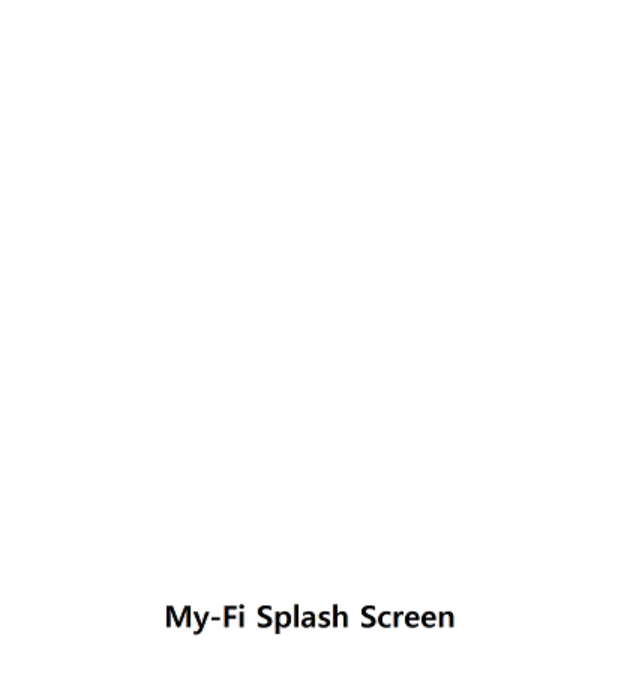
After one commit to kminzy/Myfi, an Android app: the SplashActivity screen opened directly, with no data from a screen before it, on a phone screen of 412 x 824 dp. The commit adds this screen. Shown: the top 675 px of the screen. Run offline under Robolectric (Android 15) with nearby library versions, the phone set to English and light mode, and no system bars; 1 statement that could not run was skipped.

Commit message:
Splash Added

```diff
--- a/app/src/main/AndroidManifest.xml
+++ b/app/src/main/AndroidManifest.xml
@@ -11,6 +11,13 @@
         android:supportsRtl="true"
         android:theme="@style/AppTheme">
 
+        <activity android:name=".SplashActivity"
+            android:theme="@style/SplashTheme">
+            <intent-filter>
+                <action android:name="android.intent.action.MAIN"/>
+                <category android:name="android.intent.category.LAUNCHER"/>
+            </intent-filter>
+        </activity>
         <activity android:name=".ViewRecipeActivity"/>
         <activity android:name=".ViewRecipeListActivity" />
         <activity android:name=".AddIngredientActivity" />
--- /dev/null
+++ b/app/src/main/java/com/MyFi/MyFridge/SplashActivity.java
@@ -0,0 +1,18 @@
+package com.MyFi.MyFridge;
+
+import androidx.appcompat.app.AppCompatActivity;
+import android.content.Intent;
+import android.os.Bundle;
+
+import androidx.annotation.Nullable;
+
+public class SplashActivity extends AppCompatActivity {
+    @Override
+    protected void onCreate(@Nullable Bundle savedInstanceState) {
+        super.onCreate(savedInstanceState);
+
+        Intent intent = new Intent(SplashActivity.this, MainActivity.class);
+        startActivity(intent);
+        finish();
+    }
+}
--- /dev/null
+++ b/app/src/main/res/drawable/splash_background.xml
@@ -0,0 +1,12 @@
+<?xml version="1.0" encoding="utf-8"?>
+<layer-list xmlns:android="http://schemas.android.com/apk/res/android">
+    <!-- 배경 -->
+    <item
+        android:drawable="@color/cardview_light_background"/>
+    <!-- 로고 -->
+    <item>
+        <bitmap
+            android:gravity="center"
+            android:src="@drawable/splash_logo"/>
+    </item>
+</layer-list>
--- a/app/src/main/res/values/styles.xml
+++ b/app/src/main/res/values/styles.xml
@@ -8,6 +8,8 @@
         <item name="colorAccent">@color/colorAccent</item>
         <item name="preferenceTheme">@style/PreferenceLocaleTheme</item>
     </style>
-
+    <style name="SplashTheme" parent="Theme.AppCompat.NoActionBar">
+        <item name="android:windowBackground">@drawable/splash_background</item>
+    </style>
     <style name="PreferenceLocaleTheme" parent="@style/PreferenceThemeOverlay"/>
 </resources>
```
Also changed, not shown: app/src/main/res/drawable/splash_logo.png (added).
